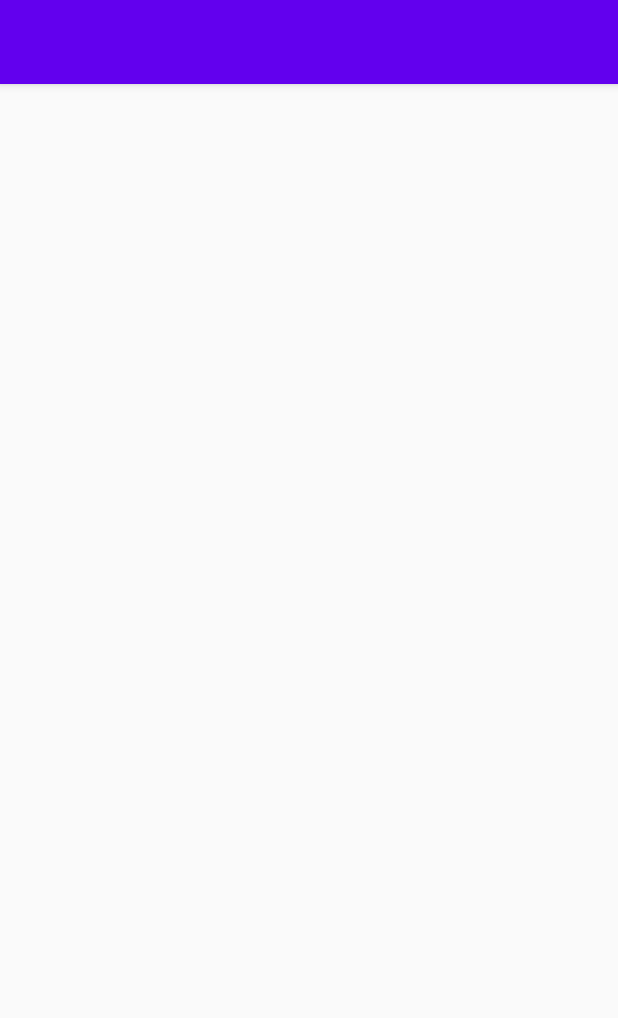
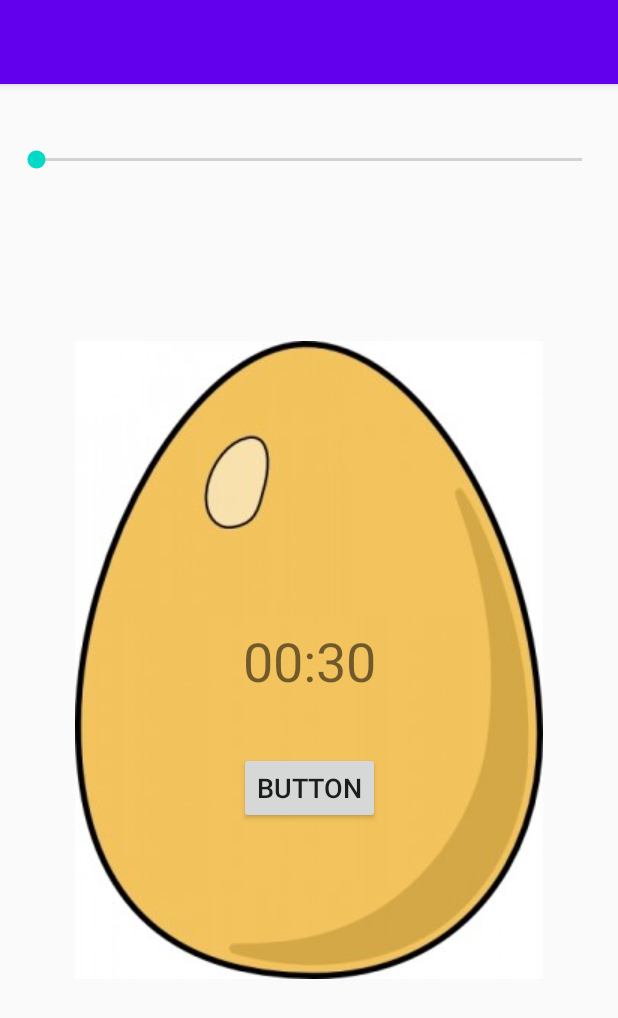
Before and after one commit to tbourn/egg-timer, an Android app: the screen it shows after launch (MainActivity), on a phone screen of 412 x 824 dp. Shown: the top 1018 px of the screen. Run offline under Robolectric (Android 15) with nearby library versions, the phone set to English and light mode, and no system bars.

Commit message:
Added layout components

```diff
--- a/app/src/main/res/layout/activity_main.xml
+++ b/app/src/main/res/layout/activity_main.xml
@@ -4,4 +4,50 @@
     xmlns:tools="http://schemas.android.com/tools"
     android:layout_width="match_parent"
     android:layout_height="match_parent"
-    tools:context=".MainActivity"/>
+    tools:context=".MainActivity">
+
+    <SeekBar
+        android:id="@+id/seekBar"
+        android:layout_width="0dp"
+        android:layout_height="wrap_content"
+        android:layout_marginStart="8dp"
+        android:layout_marginEnd="8dp"
+        app:layout_constraintBottom_toTopOf="@+id/imageView"
+        app:layout_constraintEnd_toEndOf="parent"
+        app:layout_constraintStart_toStartOf="parent"
+        app:layout_constraintTop_toTopOf="parent"
+        app:layout_constraintVertical_bias="0.26999998" />
+
+    <ImageView
+        android:id="@+id/imageView"
+        android:layout_width="wrap_content"
+        android:layout_height="wrap_content"
+        app:layout_constraintBottom_toBottomOf="parent"
+        app:layout_constraintEnd_toEndOf="parent"
+        app:layout_constraintStart_toStartOf="parent"
+        app:layout_constraintTop_toTopOf="parent"
+        app:srcCompat="@drawable/egg" />
+
+    <Button
+        android:id="@+id/button"
+        android:layout_width="wrap_content"
+        android:layout_height="wrap_content"
+        android:text="Button"
+        android:textSize="18sp"
+        app:layout_constraintBottom_toBottomOf="@+id/imageView"
+        app:layout_constraintEnd_toEndOf="@+id/imageView"
+        app:layout_constraintStart_toStartOf="@+id/imageView"
+        app:layout_constraintTop_toBottomOf="@+id/timeTextView"
+        app:layout_constraintVertical_bias="0.26" />
+
+    <TextView
+        android:id="@+id/timeTextView"
+        android:layout_width="wrap_content"
+        android:layout_height="wrap_content"
+        android:text="00:30"
+        android:textSize="36sp"
+        app:layout_constraintBottom_toBottomOf="@+id/imageView"
+        app:layout_constraintEnd_toEndOf="@+id/imageView"
+        app:layout_constraintStart_toStartOf="@+id/imageView"
+        app:layout_constraintTop_toTopOf="@+id/imageView" />
+</androidx.constraintlayout.widget.ConstraintLayout>
```
